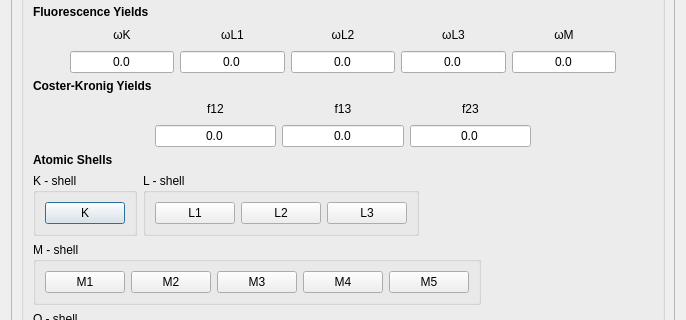
Old version of the form UI/DEC/atomicdatadialog.ui in the repository ziemastz/DES_v2; both pictures show x 0 to 686 and y 96 to 416 of the 686 by 669 pixel window.
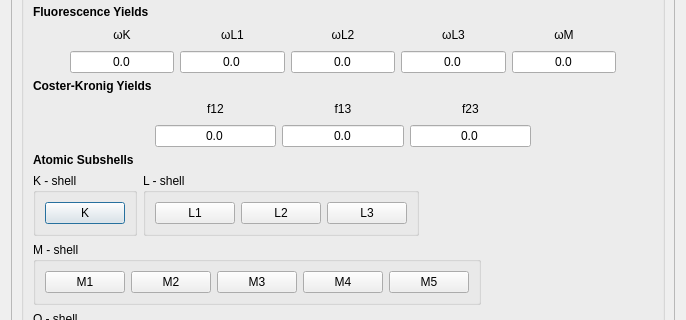
New version of the form. Icons and pictures are not drawn.

Commit message: add model of atomic data

Patch:
```diff
--- a/UI/DEC/atomicdatadialog.ui
+++ b/UI/DEC/atomicdatadialog.ui
@@ -339,7 +339,7 @@
             </font>
            </property>
            <property name="text">
-            <string>Atomic Shells</string>
+            <string>Atomic Subshells</string>
            </property>
           </widget>
          </item>
```
The commit also changes 5 other files.
